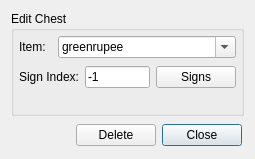
Old version of the form EditChestDialog.ui in the repository lukegrahamSydney/TilesEditor.
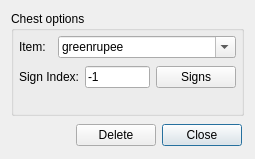
New version of the form. Icons and pictures are not drawn.

Diff of the .ui file:
```diff
--- a/EditChestDialog.ui
+++ b/EditChestDialog.ui
@@ -17,7 +17,7 @@
    <item>
     <widget class="QGroupBox" name="groupBox">
      <property name="title">
-      <string>Edit Chest</string>
+      <string>Chest options</string>
      </property>
      <layout class="QVBoxLayout" name="verticalLayout_2">
       <property name="leftMargin">
```
